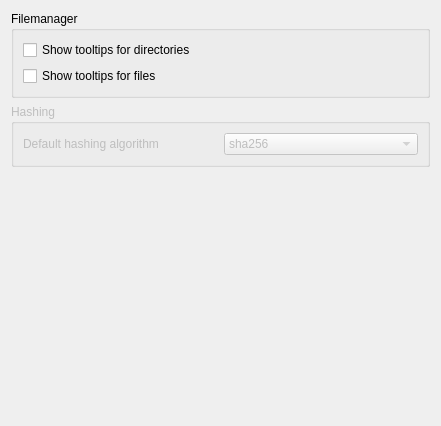
First picture: the form in galacteek/ui/forms/settings_files.ui, repository pinnaculum/galacteek, before the edit.
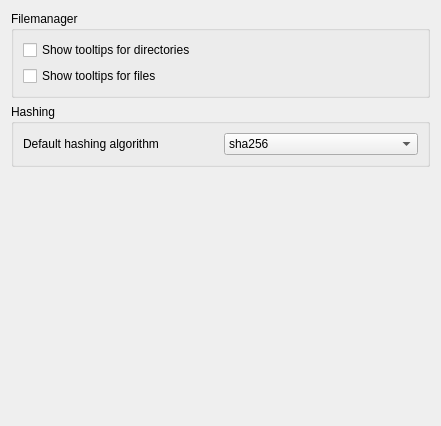
Second picture: the form after the edit.

What changed in the file:
```diff
--- a/galacteek/ui/forms/settings_files.ui
+++ b/galacteek/ui/forms/settings_files.ui
@@ -67,7 +67,7 @@
    <item row="2" column="0">
     <widget class="QGroupBox" name="groupBox_2">
      <property name="enabled">
-      <bool>false</bool>
+      <bool>true</bool>
      </property>
      <property name="title">
       <string>Hashing</string>
```
Left out of the diff: 2 changed lines with no effect on the pictures.
